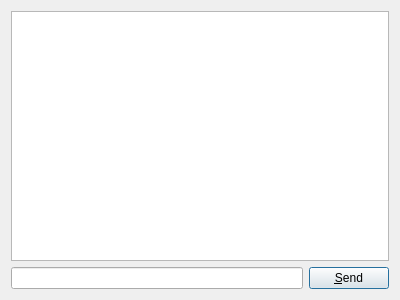
Above: chatdialog.ui from shaan7/Kapotah before the change. Below: the same form after it.
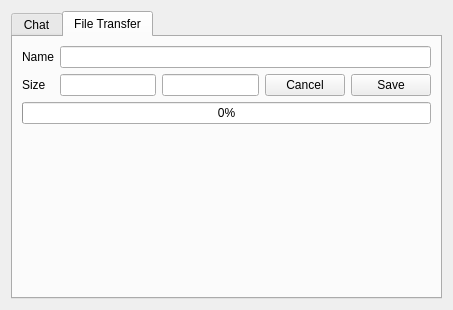
That is the form after the change. The open tabs and pages were chosen to show the change.

What changed in the file:
```diff
--- a/chatdialog.ui
+++ b/chatdialog.ui
@@ -6,15 +6,25 @@
    <rect>
     <x>0</x>
     <y>0</y>
-    <width>400</width>
-    <height>300</height>
+    <width>453</width>
+    <height>310</height>
    </rect>
   </property>
   <property name="windowTitle">
    <string>Dialog</string>
   </property>
+  <layout class="QGridLayout" name="gridLayout_2">
+   <item row="1" column="0">
+    <widget class="QTabWidget" name="tabWidget">
+     <property name="currentIndex">
+      <number>0</number>
+     </property>
+     <widget class="QWidget" name="tabChat">
+      <attribute name="title">
+       <string>Chat</string>
+      </attribute>
   <layout class="QGridLayout" name="gridLayout">
-   <item row="0" column="0" colspan="2">
+       <item row="0" column="0" colspan="4">
     <widget class="QTextEdit" name="chatEdit">
      <property name="focusPolicy">
       <enum>Qt::NoFocus</enum>
@@ -33,7 +43,7 @@
       <string>&amp;Send</string>
      </property>
      <property name="autoDefault">
-      <bool>false</bool>
+          <bool>true</bool>
      </property>
      <property name="default">
       <bool>true</bool>
@@ -42,6 +52,99 @@
    </item>
   </layout>
  </widget>
+     <widget class="QWidget" name="tabFileTransfer">
+      <attribute name="title">
+       <string>File Transfer</string>
+      </attribute>
+      <layout class="QGridLayout" name="gridLayout_3">
+       <item row="0" column="0">
+        <widget class="QLabel" name="label">
+         <property name="sizePolicy">
+          <sizepolicy hsizetype="Preferred" vsizetype="Preferred">
+           <horstretch>0</horstretch>
+           <verstretch>0</verstretch>
+          </sizepolicy>
+         </property>
+         <property name="text">
+          <string>Name</string>
+         </property>
+        </widget>
+       </item>
+       <item row="0" column="1" colspan="4">
+        <widget class="QLineEdit" name="fileNameEdit">
+         <property name="readOnly">
+          <bool>true</bool>
+         </property>
+        </widget>
+       </item>
+       <item row="1" column="0">
+        <widget class="QLabel" name="label_2">
+         <property name="text">
+          <string>Size</string>
+         </property>
+        </widget>
+       </item>
+       <item row="1" column="1">
+        <widget class="QLineEdit" name="fileSizeEdit">
+         <property name="readOnly">
+          <bool>true</bool>
+         </property>
+        </widget>
+       </item>
+       <item row="1" column="4">
+        <widget class="QPushButton" name="saveFileButton">
+         <property name="text">
+          <string>Save</string>
+         </property>
+        </widget>
+       </item>
+       <item row="1" column="3">
+        <widget class="QPushButton" name="cancelFileButton">
+         <property name="text">
+          <string>Cancel</string>
+         </property>
+        </widget>
+       </item>
+       <item row="2" column="0" colspan="5">
+        <widget class="QProgressBar" name="fileTransferProgress">
+         <property name="value">
+          <number>0</number>
+         </property>
+        </widget>
+       </item>
+       <item row="3" column="1">
+        <spacer name="verticalSpacer">
+         <property name="orientation">
+          <enum>Qt::Vertical</enum>
+         </property>
+         <property name="sizeHint" stdset="0">
+          <size>
+           <width>20</width>
+           <height>172</height>
+          </size>
+         </property>
+        </spacer>
+       </item>
+       <item row="1" column="2">
+        <widget class="QLineEdit" name="IDEdit"/>
+       </item>
+      </layout>
+     </widget>
+    </widget>
+   </item>
+  </layout>
+ </widget>
+ <tabstops>
+  <tabstop>tabWidget</tabstop>
+  <tabstop>messageEdit</tabstop>
+  <tabstop>sendButton</tabstop>
+  <tabstop>fileButton</tabstop>
+  <tabstop>fileSizeEdit</tabstop>
+  <tabstop>saveFileButton</tabstop>
+  <tabstop>cancelFileButton</tabstop>
+  <tabstop>IDEdit</tabstop>
+  <tabstop>fileNameEdit</tabstop>
+ </tabstops>
  <resources/>
  <connections/>
 </ui>
```
Left out of the diff: 10 changed lines with no effect on the pictures. Lines whose indentation alone changed are shown as unchanged.
